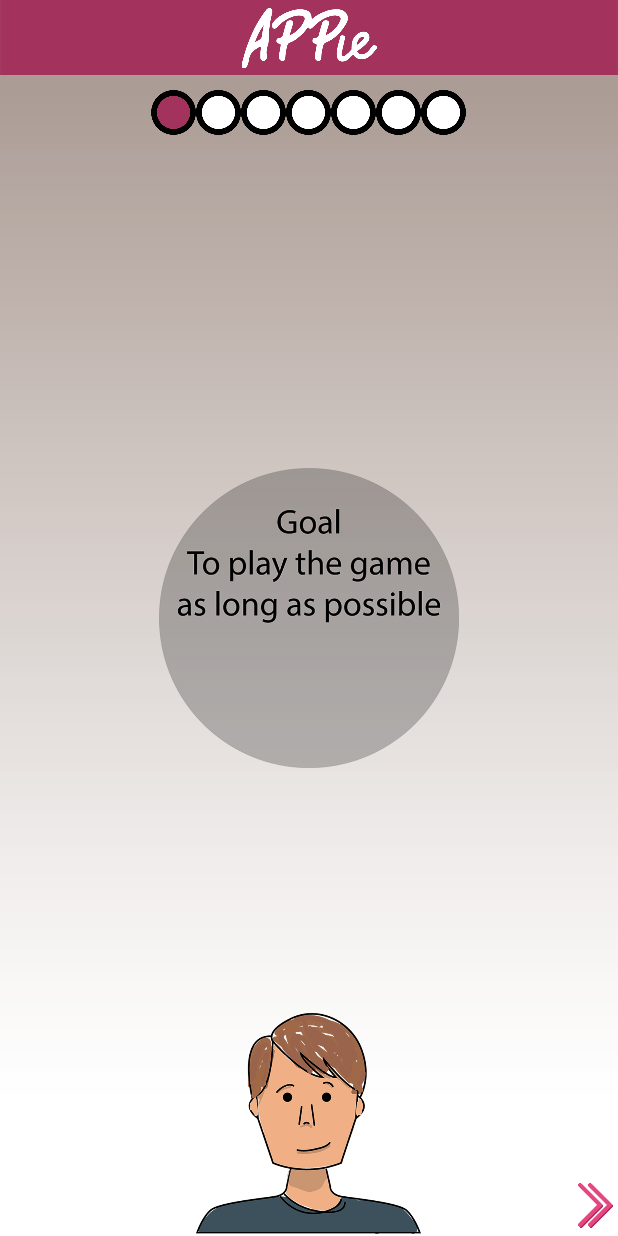
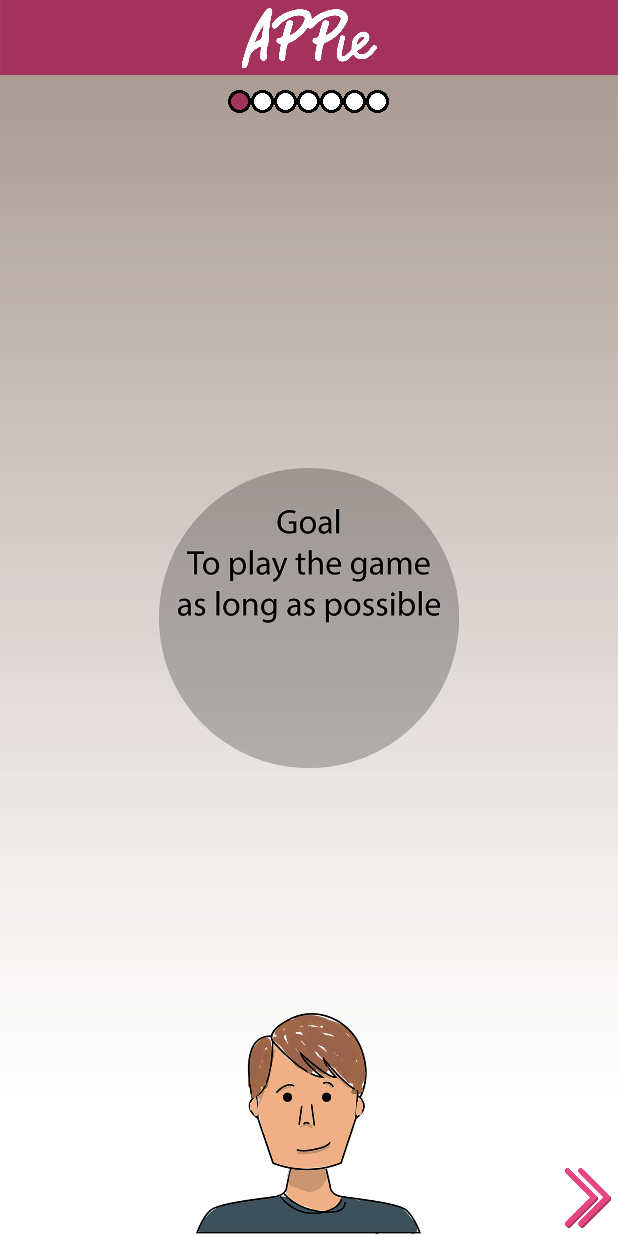
Before and after one commit to Joyceeee/APPie, an Android app: the HowToPlayPage screen opened directly, with no data from a screen before it, on a phone screen of 412 x 824 dp. Run offline under Robolectric (Android 15) with nearby library versions, the phone set to English and light mode, and no system bars; Roboto replaces fonts that are not available here.

Commit message:
26/03/18 nummer 5

```diff
--- a/app/src/main/res/layout/activity_how_to_play_page.xml
+++ b/app/src/main/res/layout/activity_how_to_play_page.xml
@@ -53,56 +53,56 @@
 
         <ImageView
             android:id="@+id/dot1"
-            android:layout_width="30dp"
-            android:layout_height="30dp"
+            android:layout_width="15dp"
+            android:layout_height="15dp"
             android:layout_marginTop="60dp"
             android:layout_centerHorizontal="true"
             android:src="@drawable/rondjewit"/>
 
         <ImageView
             android:id="@+id/dot2"
-            android:layout_width="30dp"
-            android:layout_height="30dp"
+            android:layout_width="15dp"
+            android:layout_height="15dp"
             android:layout_marginTop="60dp"
             android:layout_toEndOf="@+id/dot1"
             android:src="@drawable/rondjewit"/>
 
         <ImageView
             android:id="@+id/dot3"
-            android:layout_width="30dp"
-            android:layout_height="30dp"
+            android:layout_width="15dp"
+            android:layout_height="15dp"
             android:layout_marginTop="60dp"
             android:layout_toEndOf="@+id/dot2"
             android:src="@drawable/rondjewit"/>
 
         <ImageView
             android:id="@+id/dot4"
-            android:layout_width="30dp"
-            android:layout_height="30dp"
+            android:layout_width="15dp"
+            android:layout_height="15dp"
             android:layout_marginTop="60dp"
             android:layout_toEndOf="@+id/dot3"
             android:src="@drawable/rondjewit"/>
 
         <ImageView
             android:id="@+id/dot5"
-            android:layout_width="30dp"
-            android:layout_height="30dp"
+            android:layout_width="15dp"
+            android:layout_height="15dp"
             android:layout_marginTop="60dp"
             android:layout_toStartOf="@+id/dot1"
             android:src="@drawable/rondjewit"/>
 
         <ImageView
             android:id="@+id/dot6"
-            android:layout_width="30dp"
-            android:layout_height="30dp"
+            android:layout_width="15dp"
+            android:layout_height="15dp"
             android:layout_marginTop="60dp"
             android:layout_toStartOf="@+id/dot5"
             android:src="@drawable/rondjewit"/>
 
         <ImageView
             android:id="@+id/dot7"
-            android:layout_width="30dp"
-            android:layout_height="30dp"
+            android:layout_width="15dp"
+            android:layout_height="15dp"
             android:layout_marginTop="60dp"
             android:layout_toStartOf="@+id/dot6"
             android:src="@drawable/rondjegevuld"/>
@@ -132,8 +132,8 @@
 
         <ImageView
             android:id="@+id/howtoNextPage"
-            android:layout_width="30dp"
-            android:layout_height="30dp"
+            android:layout_width="40dp"
+            android:layout_height="40dp"
             android:layout_alignParentBottom="true"
             android:layout_alignParentEnd="true"
             android:layout_marginBottom="5dp"
```
Also changed, not shown: app/src/main/res/layout/activity_how_to_play_page2.xml (+18 -18 lines), app/src/main/res/layout/activity_how_to_play_page3.xml (+21 -19 lines), app/src/main/res/layout/activity_how_to_play_page4.xml (+20 -19 lines), app/src/main/res/layout/activity_how_to_play_page5.xml (+20 -19 lines), app/src/main/res/layout/activity_how_to_play_page6.xml (+20 -19 lines), app/src/main/res/layout/activity_how_to_play_page7.xml (+20 -19 lines), app/src/main/java/nl/joycenienkeeveline/connectfour/tudelft/ide/software/appie/HowToPlayPage.java (line endings or trailing spaces).
